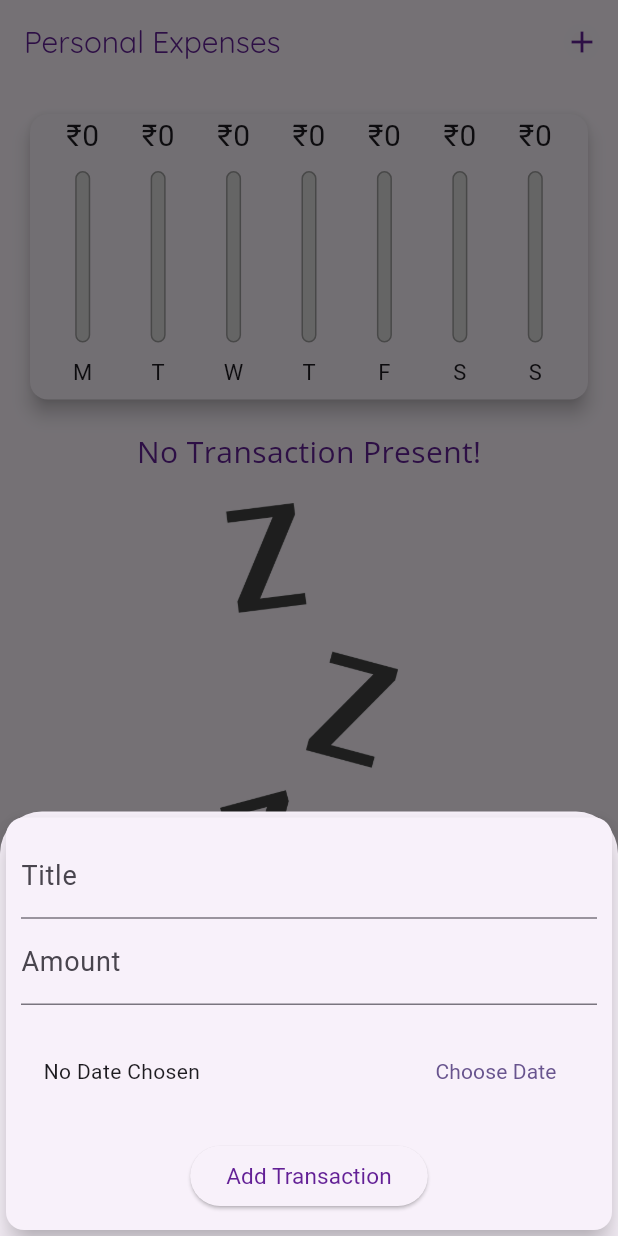
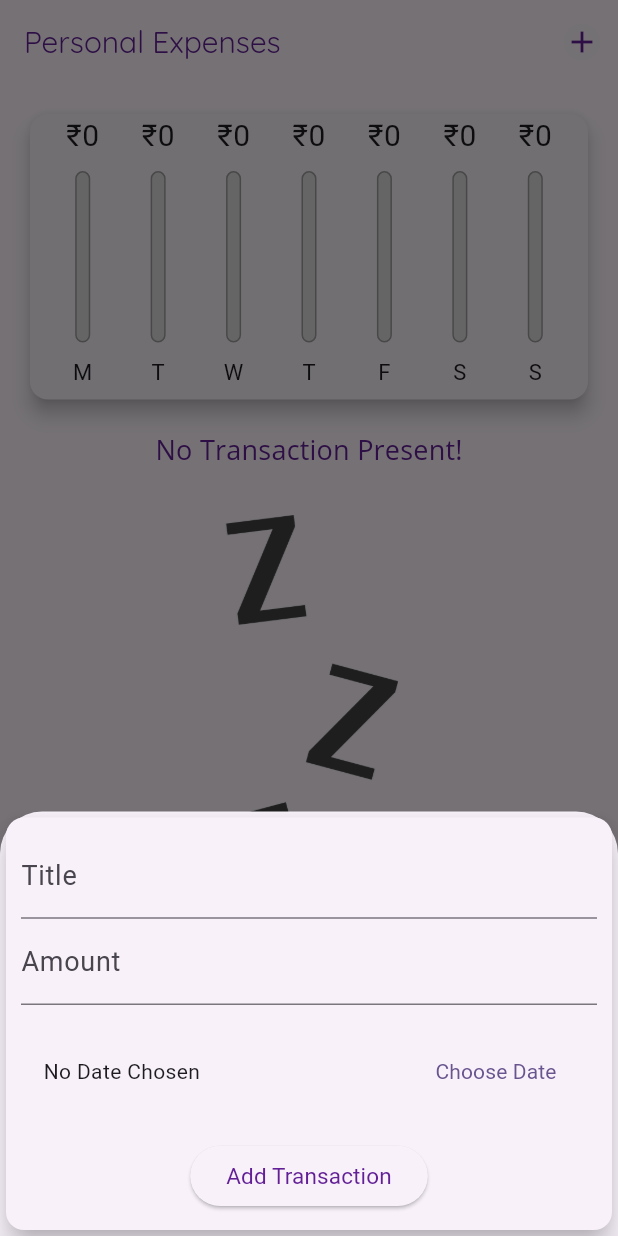
Before and after one commit to Sukhmeetsingh306/Expenses_app, a Flutter app: the screen it shows after launch, after a tap on the "add" icon, on a phone screen of 412 x 824 dp. Run offline on Flutter 3.47's test engine with Material 3 defaults, Android fonts, the phone set to English and light mode, and no system bars.

Commit message:
Third Commit

```diff
--- a/lib/main.dart
+++ b/lib/main.dart
@@ -47,7 +47,10 @@ class MyApp extends StatelessWidget {
               //button: const TextStyle(color: Color.fromARGB(255, 99, 32, 150),),
             ), // as per this will make the all the input to make in same font as the other will
         appBarTheme: const AppBarTheme(
-          titleTextStyle: TextStyle(fontFamily: 'Quicksand', fontSize: 20),
+          titleTextStyle: TextStyle(
+            fontFamily: 'Quicksand',
+            fontSize: 20,
+          ),
         ),
       ),
       home: const MyHomePage(),
--- /dev/null
+++ b/lib/widgets/adaptiveButtons.dart
@@ -0,0 +1,39 @@
+// ignore_for_file: file_names
+import 'dart:io';
+
+import 'package:flutter/material.dart';
+import 'package:flutter/cupertino.dart';
+
+
+
+class AdaptiveButtons extends StatelessWidget {
+  final String text;
+  final VoidCallback handler;
+
+  const AdaptiveButtons(this.text, this.handler, {super.key});
+
+  @override
+  Widget build(BuildContext context) {
+    return Platform.isIOS
+        ? CupertinoButton(
+            onPressed: handler,
+            child: Text(
+              text,
+              style: TextStyle(
+                color: Theme.of(context).primaryColor,
+                fontWeight: FontWeight.w400,
+              ),
+            ),
+          )
+        : TextButton(
+            onPressed: handler,
+            child: Text(
+              text,
+              style: TextStyle(
+                color: Theme.of(context).primaryColor,
+                fontWeight: FontWeight.w400,
+              ),
+            ),
+          );
+  }
+}
--- a/lib/widgets/new_transaction.dart
+++ b/lib/widgets/new_transaction.dart
@@ -6,6 +6,7 @@ we used the stateful widget as per we have to make the changes in the app in it*
 
 import 'dart:io';
 
+import 'package:expenses_app/widgets/adaptiveButtons.dart';
 import 'package:flutter/cupertino.dart';
 import 'package:flutter/material.dart';
 import 'package:flutter/services.dart';
@@ -74,11 +75,17 @@ class _NewTransactionState extends State<NewTransaction> {
             builder: (context) {
               return Container(
                 height: MediaQuery.of(context).size.height * 0.4,
-                padding:  const EdgeInsets.all(2),
+                padding: const EdgeInsets.all(2),
                 color: Colors.white,
                 child: Column(
                   crossAxisAlignment: CrossAxisAlignment.center,
                   children: <Widget>[
+                    CupertinoButton(
+                      onPressed: () {
+                        Navigator.pop(context);
+                      },
+                      child: const Text("Done"),
+                    ),
                     Expanded(
                         child: CupertinoDatePicker(
                       initialDateTime: DateTime.now(),
@@ -96,12 +103,6 @@ class _NewTransactionState extends State<NewTransaction> {
                         });
                       },
                     )),
-                    CupertinoButton(
-                      onPressed: () {
-                        Navigator.pop(context);
-                      },
-                      child: Text("Done"),
-                    ),
                   ],
                 ),
               );
@@ -188,27 +189,7 @@ class _NewTransactionState extends State<NewTransaction> {
                           // as per we have to make the selectDate with the date_time.now as to make the constraint to make the date time appear in the app as per making the app as per when selected it will make it appear other than making it null
                           ),
                     ),
-                    Platform.isIOS
-                        ? CupertinoButton(
-                            onPressed: _showDatePick,
-                            child: Text(
-                              'Choose Date',
-                              style: TextStyle(
-                                color: Theme.of(context).primaryColor,
-                                fontWeight: FontWeight.w400,
-                              ),
-                            ),
-                          )
-                        : TextButton(
-                            onPressed: _showDatePick,
-                            child: Text(
-                              'Choose Date',
-                              style: TextStyle(
-                                color: Theme.of(context).primaryColor,
-                                fontWeight: FontWeight.w400,
-                              ),
-                            ),
-                          ),
+                    AdaptiveButtons("Choose Date", () => _showDatePick())
                   ],
                 ),
               ),
--- a/lib/widgets/transaction_list.dart
+++ b/lib/widgets/transaction_list.dart
@@ -22,17 +22,12 @@ class TransactionList extends StatelessWidget {
           ? LayoutBuilder(builder: (context, constraints) {
               return Column(
                 children: <Widget>[
-                  const Text(
+                  Text(
                     'No Transaction Present!',
-                    style: TextStyle(
-                      fontFamily: 'OpenSans',
-                      fontSize: 20,
-                      color: Color.fromARGB(255, 99, 32, 150),
-                      // this is done as per to make the app that whatever kind of input is there in the terminal accept it and gave it the font that is given to the rest in the main dart
-                    ),
+                    style: Theme.of(context).textTheme.titleMedium,
                   ),
                   const SizedBox(
-                    height: 10,
+                    height: 20,
                     // the size box is the same as that of the container but the main difference between the box and the container that the container need a child as well the box can manage to not to have it
                   ),
                   Container(
```
